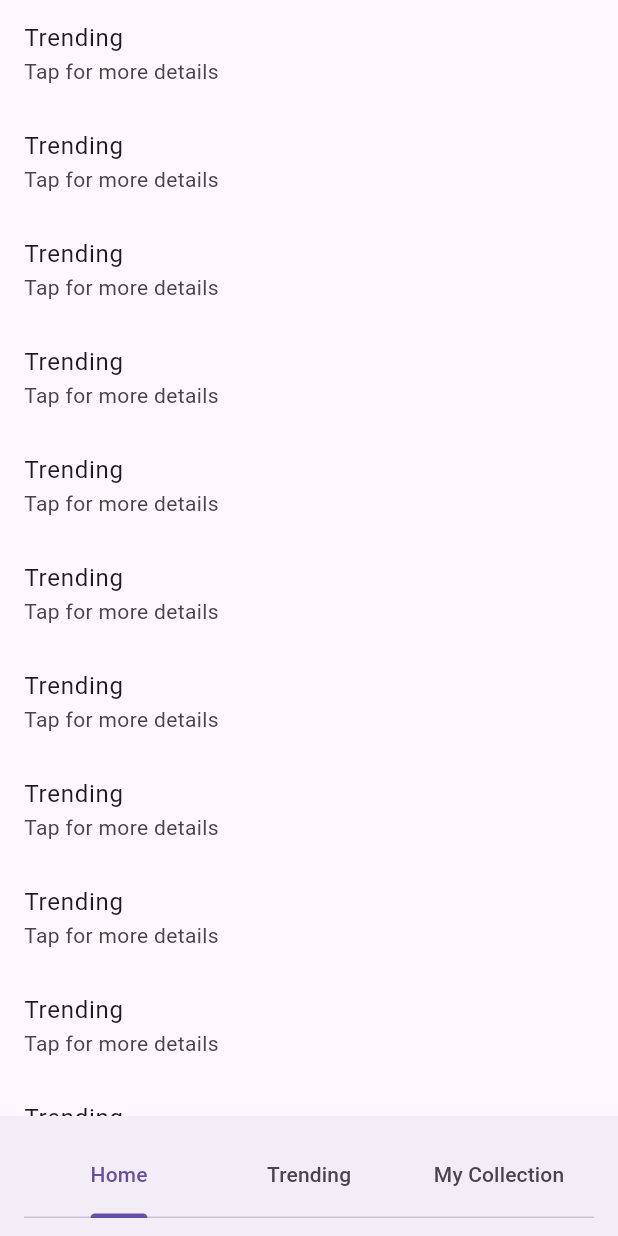
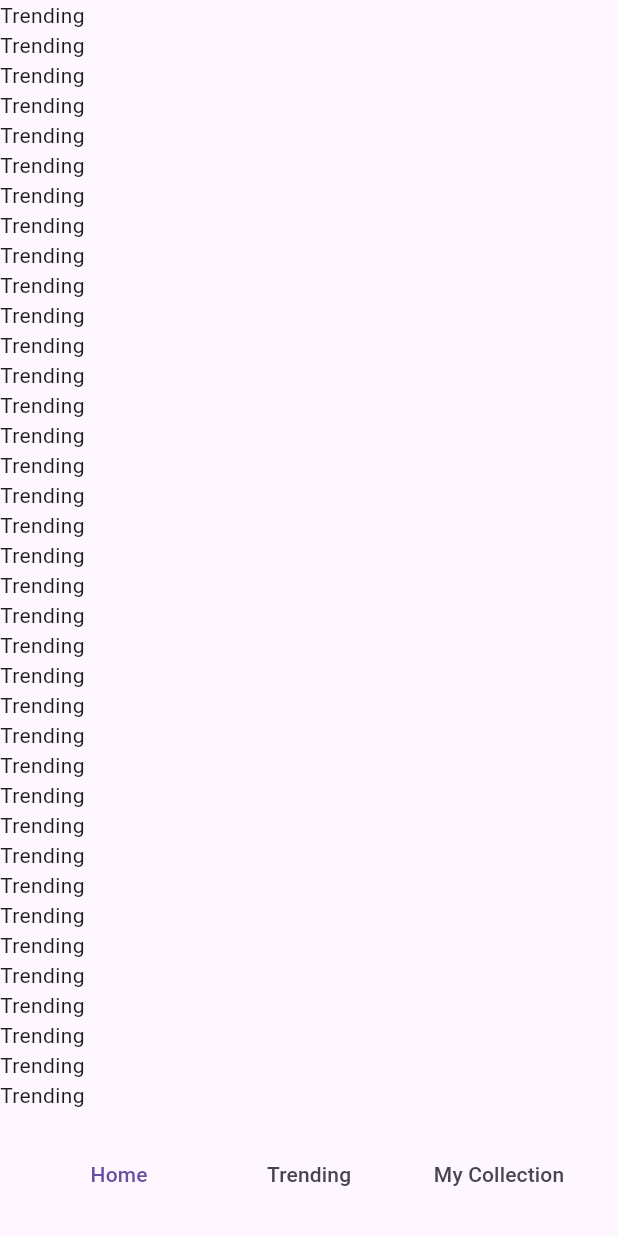
Before and after one commit to Hnonstoph00/flutter1, a Flutter app: the screen it shows after launch, on a phone screen of 412 x 824 dp. Run offline on Flutter 3.47's test engine with Material 3 defaults, Android fonts, the phone set to English and light mode, and no system bars.

```diff
--- a/lib/Screen/Home/Item/home_item.dart
+++ b/lib/Screen/Home/Item/home_item.dart
@@ -15,13 +15,15 @@ class _TrendingItemTileState extends State<TrendingItemTile> {
   bool _isDetailed = false;
 
   void _toggleDetail() {
-    setState(() {
-      _isDetailed = !_isDetailed;
-    });
+    // setState(() {
+    //   _isDetailed = !_isDetailed;
+    // });
   }
 
   @override
   Widget build(BuildContext context) {
+    return Text(widget.item.name);
+
     return ListTile(
       title: Text(widget.item.name),
       subtitle: Text(
--- a/lib/Screen/Home/home_view.dart
+++ b/lib/Screen/Home/home_view.dart
@@ -1,6 +1,7 @@
 import 'package:flutter/material.dart';
 import 'package:flutter_application_1/Model/TrendingModel/trending_model.dart';
 import 'package:flutter_application_1/Screen/Home/Item/home_item.dart';
+import 'package:flutter_application_1/Screen/MyCollection/my_collection_view.dart';
 import 'package:flutter_application_1/Service/WebService.dart';
 
 class HomeView extends StatefulWidget {
@@ -12,7 +13,7 @@ class HomeView extends StatefulWidget {
   _HomeViewState createState() => _HomeViewState();
 }
 
-class _HomeViewState extends State<HomeView> {
+class _HomeViewState extends State<HomeView> with AutomaticKeepAliveClientMixin {
   List<TrendingModel> trendingList = [];
   bool isLoading = true; // To show loading indicator while fetching data
 
@@ -36,18 +37,32 @@ class _HomeViewState extends State<HomeView> {
 
   @override
   Widget build(BuildContext context) {
+    super.build(context); // Add this line to ensure the keep-alive behavior works
     return Container(
       child: isLoading
           ? const Center(
-              child:
-                  CircularProgressIndicator()) // Show loading indicator while data is being fetched
+              child: CircularProgressIndicator(), // Show loading indicator while data is being fetched
+            )
           : ListView.builder(
               itemCount: trendingList.length,
               itemBuilder: (context, index) {
-                TrendingModel item = trendingList[index];
-                return TrendingItemTile(item: item);
+                return GestureDetector(
+                  onTap: () {
+                    Navigator.push(
+                      context,
+                      MaterialPageRoute(
+                        builder: (context) => const MyCollectionView(),
+                      ),
+                    );
+                    print("LOG + huy ha");
+                  },
+                  child: TrendingItemTile(item: trendingList[index]),
+                );
               },
             ),
     );
   }
+
+  @override
+  bool get wantKeepAlive => true;
 }
--- a/lib/main.dart
+++ b/lib/main.dart
@@ -20,24 +20,57 @@ class MainApp extends StatelessWidget {
   }
 }
 
-class MainView extends StatelessWidget {
+class MainView extends StatefulWidget {
   const MainView({super.key});
 
   @override
+  _MainViewState createState() => _MainViewState();
+}
+
+class _MainViewState extends State<MainView>
+    with SingleTickerProviderStateMixin {
+  late final TabController _tabController;
+
+  @override
+  void initState() {
+    super.initState();
+    _tabController = TabController(length: 3, vsync: this);
+  }
+
+  @override
+  void dispose() {
+    _tabController.dispose();
+    super.dispose();
+  }
+
+  @override
   Widget build(BuildContext context) {
-    return DefaultTabController(
-      length: 3,  // Number of tabs
-      child: Scaffold(
+    return Scaffold(
       body: TabBarView(
+        controller: _tabController,
         children: [
-            HomeView(trendingService: TrendingServiceImpl(),),
+          HomeView(
+            trendingService: TrendingServiceImpl(),
+          ),
           const TrendingView(),
           const MyCollectionView(),
         ],
       ),
-        bottomNavigationBar: const BottomAppBar(
+      bottomNavigationBar: SafeArea(
+        child: BottomAppBar(
+          color: Colors.transparent,
+          child: Container(
             child: TabBar(
-            tabs: [
+              dividerColor: Colors.transparent,
+              controller: _tabController,
+              indicator: const BoxDecoration(
+                border: Border(
+                  bottom: BorderSide(
+                    color: Colors.transparent, // No underline
+                  ),
+                ),
+              ),
+              tabs: const [
                 Tab(text: 'Home'),
                 Tab(text: 'Trending'),
                 Tab(text: 'My Collection'),
@@ -45,6 +78,7 @@ class MainView extends StatelessWidget {
             ),
           ),
         ),
+      ),
     );
   }
 }
```
Lines whose indentation alone changed are shown as unchanged.
